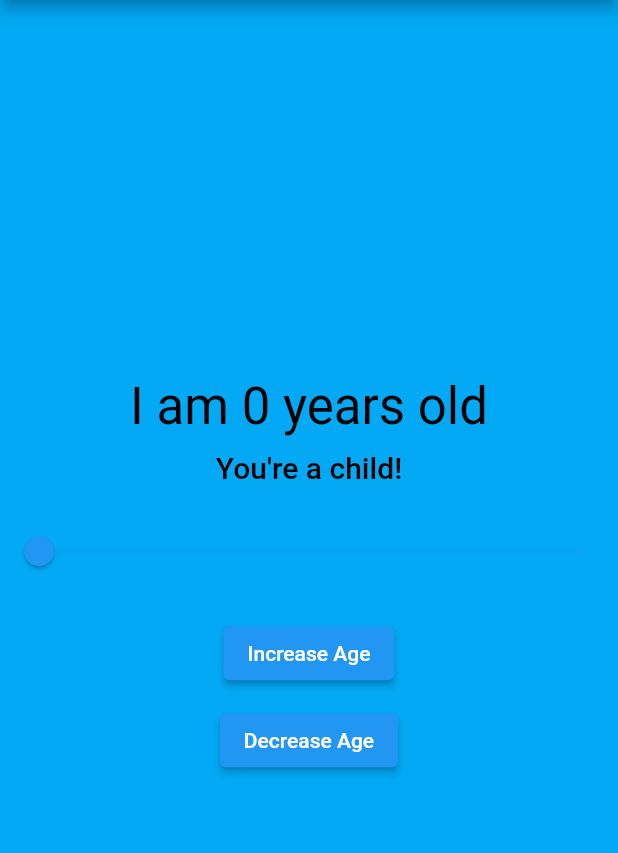
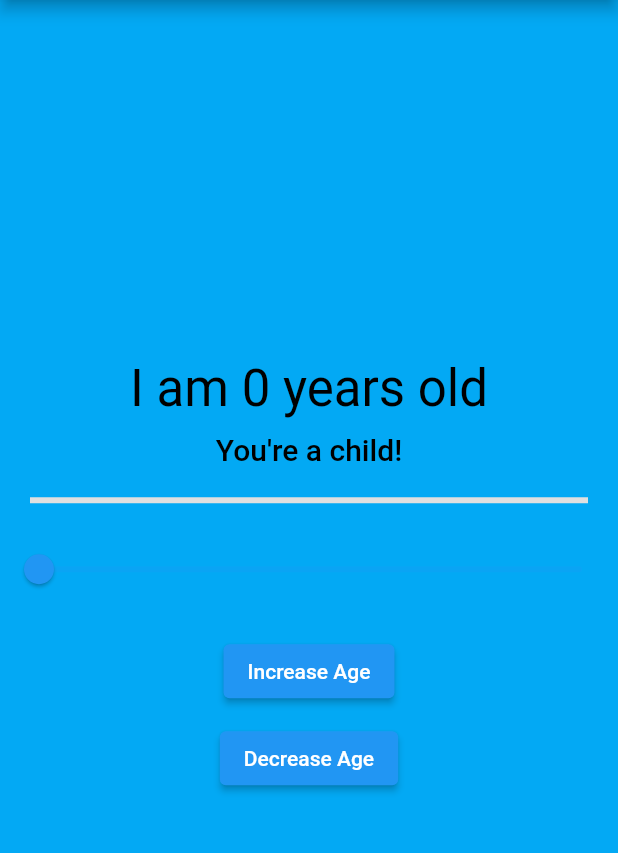
Before and after one commit to anguyen221/age_counter, a Flutter app: the screen it shows after launch, on a phone screen of 412 x 824 dp, the part 84-937 px from its top. Run offline on Flutter 3.47's test engine with Material 3 defaults, Android fonts, the phone set to English and light mode, and no system bars; missing offline and left inert: window_size.

Commit message:
Added progress bar

```diff
--- a/lib/main.dart
+++ b/lib/main.dart
@@ -73,8 +73,12 @@ class Counter with ChangeNotifier {
   notifyListeners();
 }
 
+  Color getProgressColor() {
+    if (value <= 33) return Colors.green;
+    if (value <= 67) return Colors.yellow;
+    return Colors.red;
 }
-
+}
 
 class MyApp extends StatelessWidget {
   const MyApp({super.key});
@@ -118,6 +122,15 @@ class MyHomePage extends StatelessWidget {
                   style: Theme.of(context).textTheme.titleLarge?.copyWith(color: Colors.black),
                 ),
                 const SizedBox(height: 20),
+                Padding(
+                  padding: const EdgeInsets.symmetric(horizontal: 20),
+                  child: LinearProgressIndicator(
+                    value: counter.value / 99, // Normalize age (0 to 1)
+                    backgroundColor: Colors.grey[300],
+                    valueColor: AlwaysStoppedAnimation(counter.getProgressColor()),
+                  ),
+                ),
+                const SizedBox(height: 20),
                 Slider(
                   value: counter.value.toDouble(),
                   min: 0,
```
